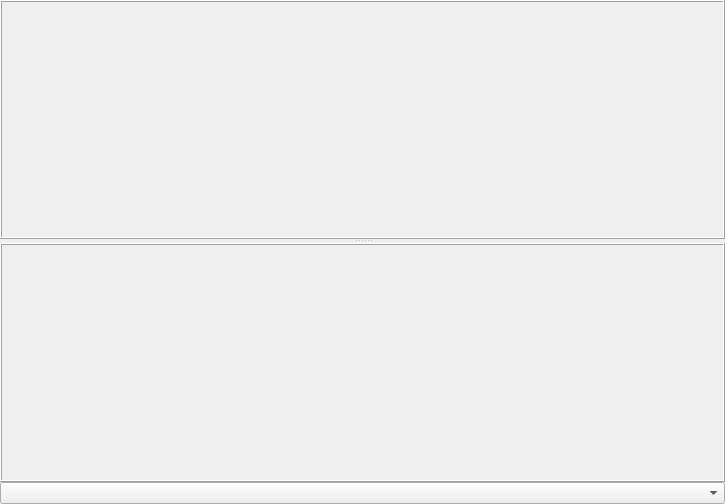
AquaCreatura/AquaWave, file sources/Arks/Spectral Viewer/Window/spectral_viewer_window.ui: the form before one commit.
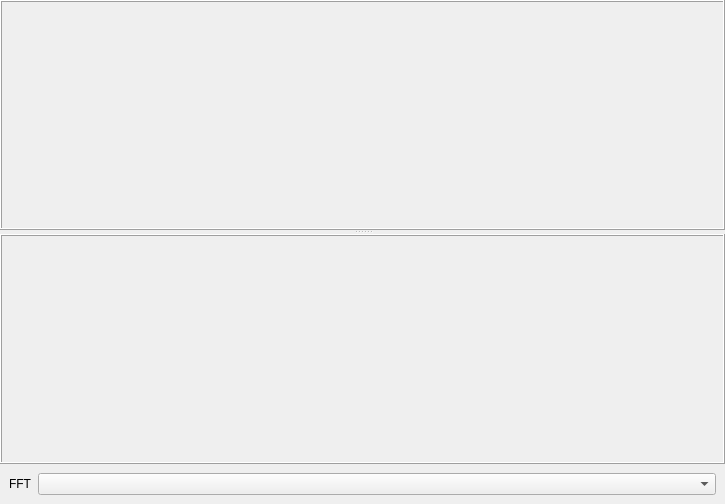
The form after the commit.

Commit message: fix(GUI): Fixed cotrol frame

```diff
--- a/sources/Arks/Spectral Viewer/Window/spectral_viewer_window.ui
+++ b/sources/Arks/Spectral Viewer/Window/spectral_viewer_window.ui
@@ -111,11 +111,31 @@
     </widget>
    </item>
    <item row="1" column="1" colspan="2">
-    <layout class="QHBoxLayout" name="horizontalLayout">
+    <widget class="QFrame" name="ctrl_buttons_frame">
+     <property name="sizePolicy">
+      <sizepolicy hsizetype="Minimum" vsizetype="Preferred">
+       <horstretch>0</horstretch>
+       <verstretch>0</verstretch>
+      </sizepolicy>
+     </property>
+     <layout class="QHBoxLayout" name="horizontalLayout_2">
      <item>
-      <widget class="QComboBox" name="fft_combobox">
+       <widget class="QLabel" name="fft_order_label">
        <property name="sizePolicy">
-        <sizepolicy hsizetype="Maximum" vsizetype="Fixed">
+         <sizepolicy hsizetype="Maximum" vsizetype="Preferred">
+          <horstretch>0</horstretch>
+          <verstretch>0</verstretch>
+         </sizepolicy>
+        </property>
+        <property name="text">
+         <string>FFT</string>
+        </property>
+       </widget>
+      </item>
+      <item>
+       <widget class="QComboBox" name="fft_order_combobox">
+        <property name="sizePolicy">
+         <sizepolicy hsizetype="Preferred" vsizetype="Fixed">
          <horstretch>0</horstretch>
          <verstretch>0</verstretch>
         </sizepolicy>
@@ -126,21 +146,13 @@
          <height>0</height>
         </size>
        </property>
-       <property name="maximumSize">
-        <size>
-         <width>1111</width>
-         <height>16777215</height>
-        </size>
-       </property>
-       <property name="currentText">
-        <string/>
-       </property>
        <property name="sizeAdjustPolicy">
         <enum>QComboBox::AdjustToContents</enum>
        </property>
       </widget>
      </item>
     </layout>
+    </widget>
    </item>
   </layout>
  </widget>
```
Lines whose indentation alone changed are shown as unchanged. The commit also changes 5 other files.
